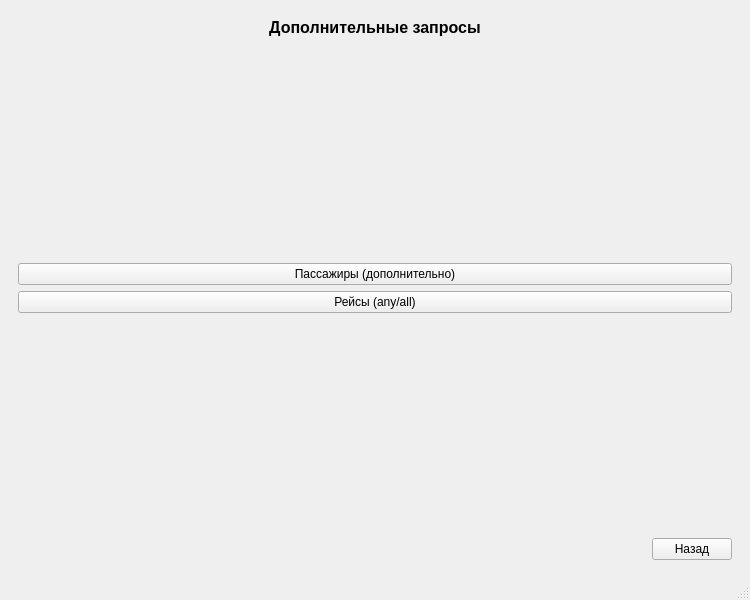
First picture: the form in frontend/RWStation/mainwindow.ui, repository ruslanonly/qt-railway-system, before the edit.
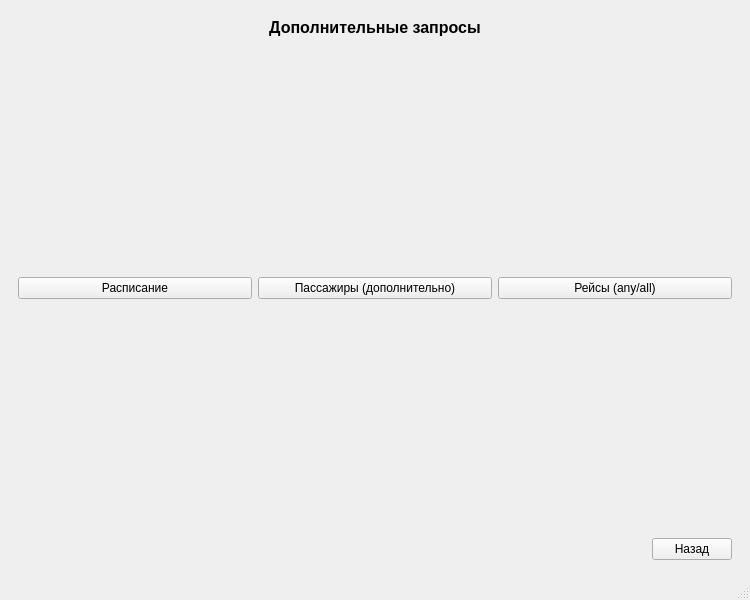
Second picture: the form after the edit.

The edit to the form file:
```diff
--- a/frontend/RWStation/mainwindow.ui
+++ b/frontend/RWStation/mainwindow.ui
@@ -837,7 +837,7 @@
         </item>
         <item>
          <layout class="QGridLayout" name="redirectButtons_2" rowstretch="0,0">
-          <item row="0" column="0">
+          <item row="0" column="1">
            <widget class="QPushButton" name="passengerAdditionalButton">
             <property name="cursor">
              <cursorShape>PointingHandCursor</cursorShape>
@@ -847,13 +847,23 @@
             </property>
            </widget>
           </item>
-          <item row="1" column="0">
+          <item row="0" column="2">
            <widget class="QPushButton" name="scheduleAnyAllButton">
             <property name="text">
              <string>Рейсы (any/all)</string>
             </property>
            </widget>
           </item>
+          <item row="0" column="0">
+           <widget class="QPushButton" name="scheduleViewButton">
+            <property name="cursor">
+             <cursorShape>PointingHandCursor</cursorShape>
+            </property>
+            <property name="text">
+             <string>Расписание</string>
+            </property>
+           </widget>
+          </item>
          </layout>
         </item>
         <item>
```
